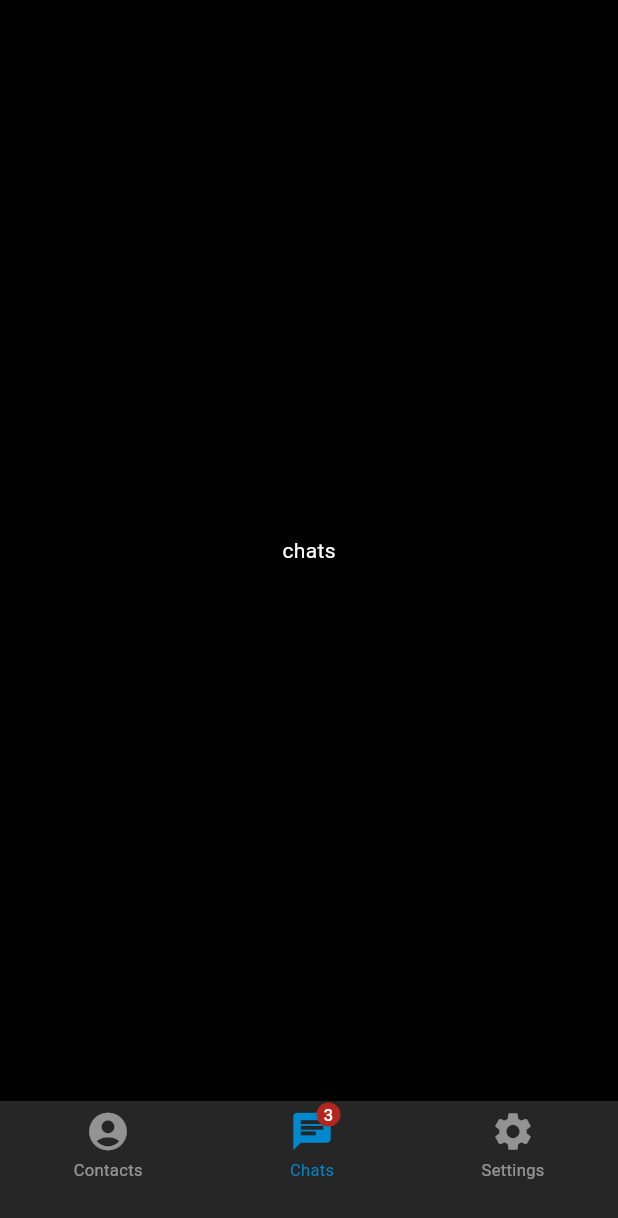
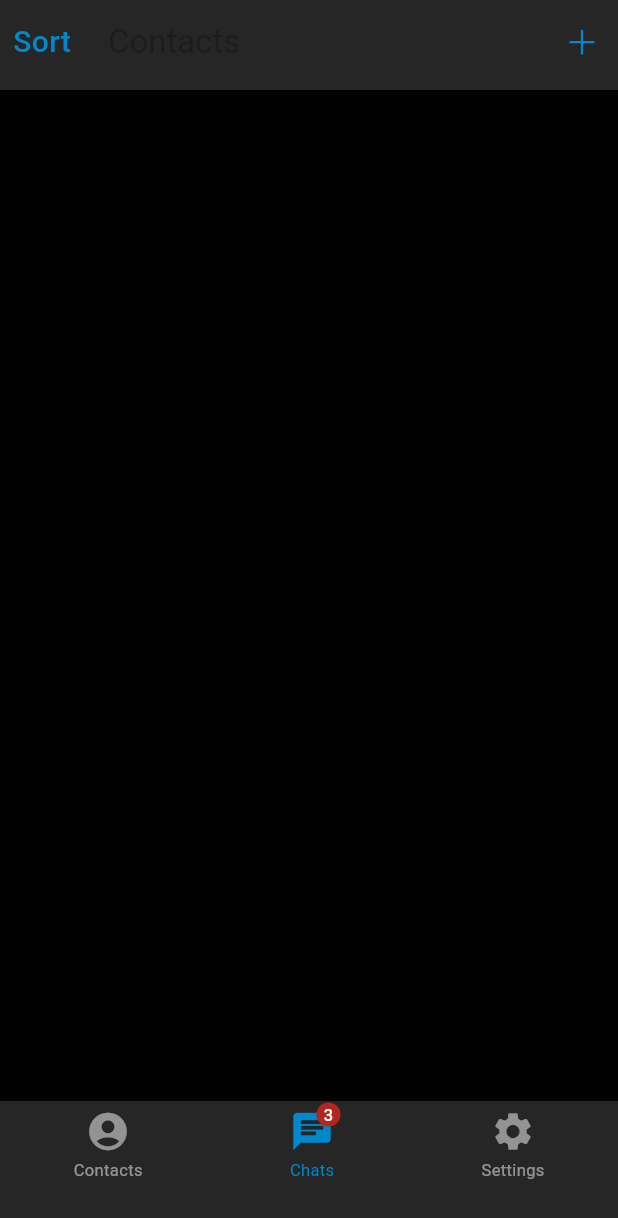
Before and after one commit to croppedeyebrow/flutter_practiceproject_01, a Flutter app: the screen it shows after launch, item 2 of the bottom bar chosen, on a phone screen of 412 x 824 dp. Shown: the top 1218 px of the screen. Run offline on Flutter 3.47's test engine with Material 3 defaults, Android fonts, the light colour scheme and no system bars; our stand-ins replace font_awesome_flutter, line_icons.

Commit message:
chat페이지

```diff
--- /dev/null
+++ b/lib/pages/chats_page.dart
@@ -0,0 +1,41 @@
+import 'package:flutter/material.dart';
+import 'package:flutter_telegrame_clone/theme/colors.dart';
+import 'package:line_icons/line_icons.dart';
+
+class ChatsPage extends StatefulWidget {
+  const ChatsPage({Key? key}) : super(key: key);
+
+  @override
+  State<ChatsPage> createState() => _ChatsPageState();
+}
+
+class _ChatsPageState extends State<ChatsPage> {
+  @override
+  Widget build(BuildContext context) {
+    return Scaffold(
+        backgroundColor: bgColor,
+        appBar: PreferredSize(
+            preferredSize: Size.fromHeight(60), child: getAppBar()));
+  }
+
+  Widget getAppBar() {
+    return AppBar(
+      elevation: 0,
+      backgroundColor: greyColor,
+      title: Text("Contacts"),
+      leading: IconButton(
+          onPressed: null,
+          icon: Text(
+            "Sort",
+            style: TextStyle(
+                fontSize: 20, color: primary, fontWeight: FontWeight.w500),
+          )),
+      actions: [
+        IconButton(
+          onPressed: null,
+          icon: Icon(LineIcons.plus, color: primary),
+        ),
+      ],
+    );
+  }
+}
--- a/lib/pages/contact_page.dart
+++ b/lib/pages/contact_page.dart
@@ -168,6 +168,10 @@ Widget getContactLists() {
                   ],
                 )
               ],
+            ),
+            Padding(
+              padding: const EdgeInsets.only(left: 50),
+              child: Divider(thickness: 1, color: white.withOpacity(0.16)),
             )
           ],
         );
--- a/lib/pages/root_app.dart
+++ b/lib/pages/root_app.dart
@@ -1,5 +1,6 @@
 import 'package:flutter/material.dart';
 import 'package:flutter_telegrame_clone/pages/contact_page.dart';
+import 'package:flutter_telegrame_clone/pages/chats_page.dart';
 import 'package:flutter_telegrame_clone/theme/colors.dart';
 
 class RootApp extends StatefulWidget {
@@ -25,11 +26,7 @@ class _RootAppState extends State<RootApp> {
       index: pageIndex,
       children: [
         ContactPage(),
-        Center(
-            child: Text(
-          "chats",
-          style: TextStyle(color: white),
-        )),
+        ChatsPage(),
         Center(
             child: Text(
           "Settings",
```
